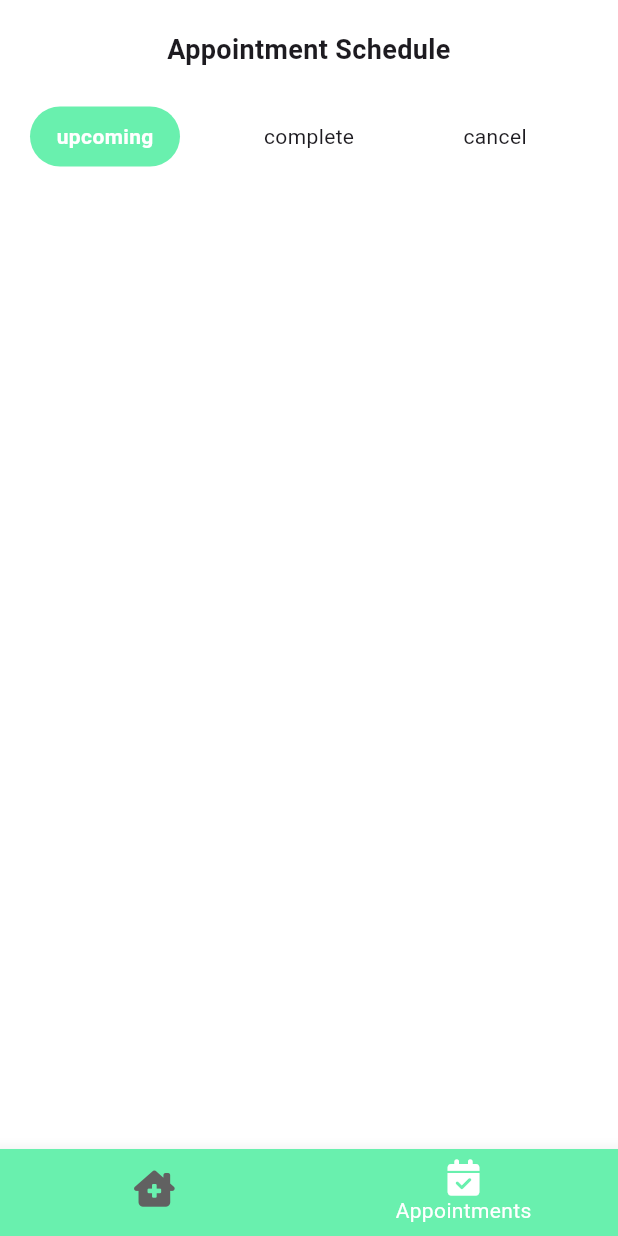
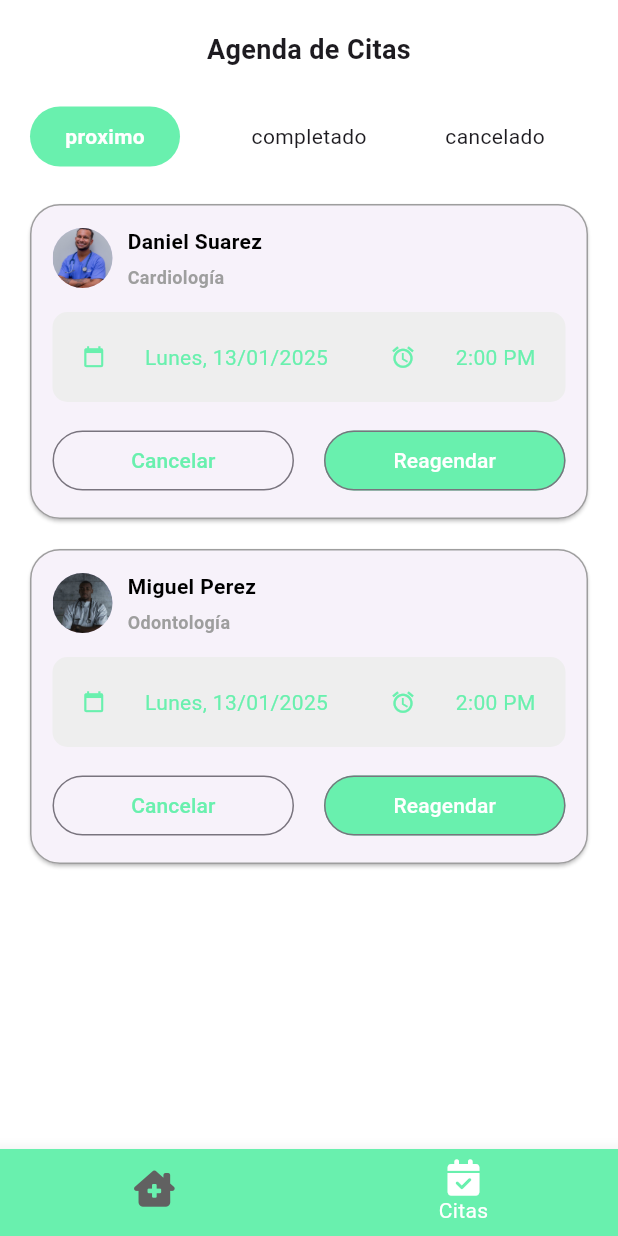
Before and after one commit to Sebaescu/citas_doctor, a Flutter app: the MainLayout screen opened by its route, swiped to page 2, on a phone screen of 412 x 824 dp. Run offline on Flutter 3.47's test engine with Material 3 defaults, Android fonts, the light colour scheme and no system bars; our stand-ins replace font_awesome_flutter, rating_dialog, shared_preferences; accounts and stored records are empty.

Commit message:
se agrego los componentes del apartado de citas

```diff
--- a/lib/components/appointment_card.dart
+++ b/lib/components/appointment_card.dart
@@ -122,7 +122,7 @@ class ScheduleCard extends StatelessWidget {
             width: 5,
           ),
           Text(
-            'Lunes 15/01/2025',
+            'Lunes, 13/01/2025',
             style: TextStyle(color: Colors.white),
           ),
           SizedBox(
--- a/lib/main_layout.dart
+++ b/lib/main_layout.dart
@@ -49,7 +49,7 @@ class _MainLayoutState extends State<MainLayout> {
 
           BottomNavigationBarItem(
             icon: FaIcon(FontAwesomeIcons.solidCalendarCheck),
-            label: 'Appointments',
+            label: 'Citas',
           ),
         ],
       ),
--- a/lib/screens/appointment_page.dart
+++ b/lib/screens/appointment_page.dart
@@ -1,8 +1,6 @@
 
 import 'package:citas_doctor/utils/config.dart';
 import 'package:flutter/material.dart';
-import 'package:shared_preferences/shared_preferences.dart';
-import 'dart:convert';
 
 class AppointmentPage extends StatefulWidget {
   const AppointmentPage({Key? key}) : super(key: key);
@@ -11,40 +9,54 @@ class AppointmentPage extends StatefulWidget {
   State<AppointmentPage> createState() => _AppointmentPageState();
 }
 
-//enum for appointment status
-enum FilterStatus { upcoming, complete, cancel }
+enum FilterStatus { proximo, completado, cancelado }
 
 class _AppointmentPageState extends State<AppointmentPage> {
-  FilterStatus status = FilterStatus.upcoming; //initial status
+  FilterStatus status = FilterStatus.proximo;
   Alignment _alignment = Alignment.centerLeft;
-  List<dynamic> schedules = [];
+  List<dynamic> schedules = [
+    {
+      "doctor_name":"Daniel Suarez",
+      "doctor_profile":"assets/doctor_2.jpg",
+      "category":"Cardiología",
+      "status":FilterStatus.proximo,
+    },
+    {
+      'doctor_name':'Miguel Perez',
+      'doctor_profile':'assets/doctor_1.jpg',
+      'category':'Odontología',
+      'status':FilterStatus.proximo,
+    },
+    {
+      'doctor_name':'Andres Ochoa',
+      'doctor_profile':'assets/doctor_3.jpg',
+      'category':'General',
+      'status':FilterStatus.completado,
+    },
+    {
+      'doctor_name':'Javier Lucin',
+      'doctor_profile':'assets/doctor_4.jpg',
+      'category':'Ginecología',
+      'status':FilterStatus.cancelado,
+    },
 
-  //get appointments details
-  Future<void> getAppointments() async {
-    final SharedPreferences prefs = await SharedPreferences.getInstance();
-    final token = prefs.getString('token') ?? '';
-  }
-
-  @override
-  void initState() {
-    getAppointments();
-    super.initState();
-  }
+  ];
 
   @override
   Widget build(BuildContext context) {
     List<dynamic> filteredSchedules = schedules.where((var schedule) {
+      /*
       switch (schedule['status']) {
-        case 'upcoming':
-          schedule['status'] = FilterStatus.upcoming;
+        case 'proximo':
+          schedule['status'] = FilterStatus.proximo;
           break;
-        case 'complete':
-          schedule['status'] = FilterStatus.complete;
+        case 'completado':
+          schedule['status'] = FilterStatus.completado;
           break;
-        case 'cancel':
-          schedule['status'] = FilterStatus.cancel;
+        case 'cancelado':
+          schedule['status'] = FilterStatus.cancelado;
           break;
-      }
+      }*/
       return schedule['status'] == status;
     }).toList();
 
@@ -55,7 +67,7 @@ class _AppointmentPageState extends State<AppointmentPage> {
           crossAxisAlignment: CrossAxisAlignment.stretch,
           children: <Widget>[
             const Text(
-              'Appointment Schedule',
+              'Agenda de Citas',
               textAlign: TextAlign.center,
               style: TextStyle(
                 fontSize: 18,
@@ -75,22 +87,21 @@ class _AppointmentPageState extends State<AppointmentPage> {
                   child: Row(
                     mainAxisAlignment: MainAxisAlignment.spaceBetween,
                     children: [
-                      //this is the filter tabs
                       for (FilterStatus filterStatus in FilterStatus.values)
                         Expanded(
                           child: GestureDetector(
                             onTap: () {
                               setState(() {
-                                if (filterStatus == FilterStatus.upcoming) {
-                                  status = FilterStatus.upcoming;
+                                if (filterStatus == FilterStatus.proximo) {
+                                  status = FilterStatus.proximo;
                                   _alignment = Alignment.centerLeft;
                                 } else if (filterStatus ==
-                                    FilterStatus.complete) {
-                                  status = FilterStatus.complete;
+                                    FilterStatus.completado) {
+                                  status = FilterStatus.completado;
                                   _alignment = Alignment.center;
                                 } else if (filterStatus ==
-                                    FilterStatus.cancel) {
-                                  status = FilterStatus.cancel;
+                                    FilterStatus.cancelado) {
+                                  status = FilterStatus.cancelado;
                                   _alignment = Alignment.centerRight;
                                 }
                               });
@@ -151,8 +162,8 @@ class _AppointmentPageState extends State<AppointmentPage> {
                           Row(
                             children: [
                               CircleAvatar(
-                                backgroundImage: NetworkImage(
-                                    "http://127.0.0.1:8000${schedule['doctor_profile']}"),
+                                backgroundImage:
+                                AssetImage(schedule['doctor_profile']),
                               ),
                               const SizedBox(
                                 width: 10,
@@ -185,11 +196,7 @@ class _AppointmentPageState extends State<AppointmentPage> {
                           const SizedBox(
                             height: 15,
                           ),
-                          ScheduleCard(
-                            date: schedule['date'],
-                            day: schedule['day'],
-                            time: schedule['time'],
-                          ),
+                          const ScheduleCard(),
                           const SizedBox(
                             height: 15,
                           ),
@@ -200,7 +207,7 @@ class _AppointmentPageState extends State<AppointmentPage> {
                                 child: OutlinedButton(
                                   onPressed: () {},
                                   child: const Text(
-                                    'Cancel',
+                                    'Cancelar',
                                     style:
                                         TextStyle(color: Config.primaryColor),
                                   ),
@@ -216,7 +223,7 @@ class _AppointmentPageState extends State<AppointmentPage> {
                                   ),
                                   onPressed: () {},
                                   child: const Text(
-                                    'Reschedule',
+                                    'Reagendar',
                                     style: TextStyle(color: Colors.white),
                                   ),
                                 ),
@@ -238,12 +245,7 @@ class _AppointmentPageState extends State<AppointmentPage> {
 }
 
 class ScheduleCard extends StatelessWidget {
-  const ScheduleCard(
-      {Key? key, required this.date, required this.day, required this.time})
-      : super(key: key);
-  final String date;
-  final String day;
-  final String time;
+  const ScheduleCard({Key? key}): super(key: key);
 
   @override
   Widget build(BuildContext context) {
@@ -267,7 +269,7 @@ class ScheduleCard extends StatelessWidget {
             width: 5,
           ),
           Text(
-            '$day, $date',
+            'Lunes, 13/01/2025',
             style: const TextStyle(
               color: Config.primaryColor,
             ),
@@ -285,7 +287,7 @@ class ScheduleCard extends StatelessWidget {
           ),
           Flexible(
               child: Text(
-            time,
+            '2:00 PM',
             style: const TextStyle(
               color: Config.primaryColor,
             ),
```
